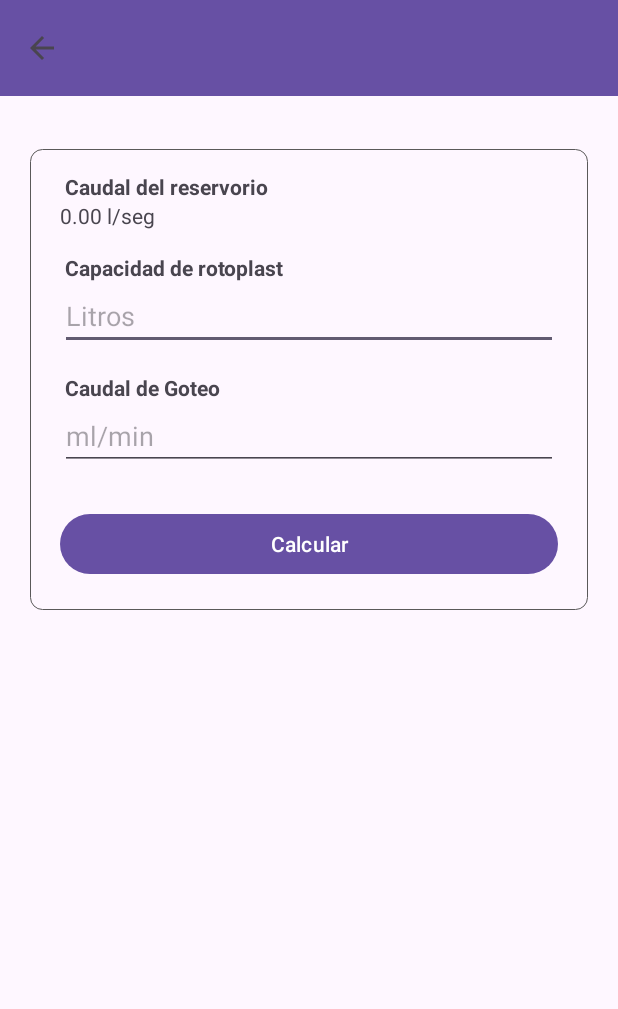
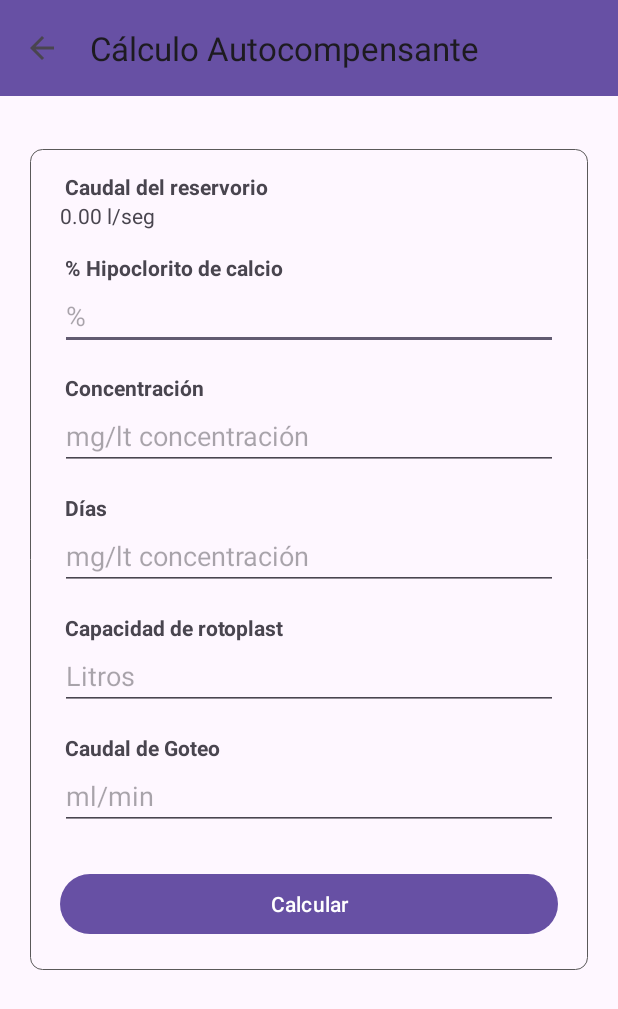
Before and after one commit to alancarlossilvestre/aplicacion_ministerio_de_vivienda_pasco, an Android app: the calculo_autcompensante screen opened directly, with no data from a screen before it, on a phone screen of 412 x 824 dp. Shown: the top 1009 px of the screen. Run offline under Robolectric (Android 15) with nearby library versions, the phone set to English and light mode, and no system bars.

Commit message:
calculo de la solucion madre y diseño de las misma lista

```diff
--- a/app/src/main/java/com/example/mv4/autocompensante/calculo_autcompensante.kt
+++ b/app/src/main/java/com/example/mv4/autocompensante/calculo_autcompensante.kt
@@ -1,20 +1,35 @@
 package com.example.mv4.autocompensante
 
+import android.content.ClipData
+import android.content.ClipboardManager
+import android.content.Context
 import android.content.Intent
 import androidx.appcompat.app.AppCompatActivity
 import android.os.Bundle
+import android.view.View
+import android.widget.Button
+import android.widget.LinearLayout
 import android.widget.TextView
 import androidx.core.content.ContentProviderCompat.requireContext
 import com.example.mv4.R
 import com.example.mv4.calculo_caudalActivity
+import com.google.android.material.textfield.TextInputEditText
 
 class calculo_autcompensante : AppCompatActivity() {
+    private lateinit var inputHipocloritoCalcio: TextInputEditText
+    private lateinit var inputConcentracion: TextInputEditText
+    private lateinit var inputCapacidadRotoPlast: TextInputEditText
+    private lateinit var inputCaudalGoteo: TextInputEditText
+    private lateinit var inputDias: TextInputEditText
+    private lateinit var bntCalcularAutocom: Button
+
+
     override fun onCreate(savedInstanceState: Bundle?) {
         super.onCreate(savedInstanceState)
         setContentView(R.layout.activity_calculo_autcompensante)
 
         // Obtener el título del toolbar del intent
-        val toolbarTitle = intent.getStringExtra("titulo_toolbar")
+        val toolbarTitle = "Cálculo Autocompensante"
 
         // Establecer el título del toolbar
         setSupportActionBar(findViewById(R.id.toolbar))
@@ -29,5 +44,61 @@ class calculo_autcompensante : AppCompatActivity() {
         mostrarValorCaudal.text = "%.2f l/seg".format(resultadoCaudal)
 
 
+        bntCalcularAutocom = findViewById(R.id.btnCalCloracion)
+
+        bntCalcularAutocom.setOnClickListener {
+            calculoAutocompensante(resultadoCaudal)
+        }
+
+
+
     }
+
+    private fun calculoAutocompensante(resultadoCaudal:Double){
+        inputHipocloritoCalcio= findViewById(R.id.inputHipocloritoCalcio)
+        inputConcentracion = findViewById(R.id.inputConcentracion)
+        inputCapacidadRotoPlast = findViewById(R.id.inputCapcidadRotoplast)
+        inputCaudalGoteo = findViewById(R.id.inputCaudalGoteo)
+        inputDias =  findViewById(R.id.inputDías)
+        val caudalReservorio = findViewById<TextView>(R.id.caudalRecibido)
+        val viewResolucionMadre = findViewById<TextView>(R.id.resolucionMadre)
+
+
+        val hipcocloritoC = inputHipocloritoCalcio.text.toString().toFloat()
+        val concentracion = inputConcentracion.text.toString().toFloat()
+        val capacidadRP = inputCapacidadRotoPlast.text.toString().toFloat()
+        val caudalGoteo = inputCaudalGoteo.text.toString().toFloat()
+       // val caudalResevorio = caudalReservorio.text.toString().toFloat()
+        val dias = inputDias.text.toString().toFloat()
+        val diasT= dias*86400
+
+
+        val resultadoSolucionMadre = (dias*((resultadoCaudal*diasT)*concentracion/(10*hipcocloritoC)))*1000*1000*hipcocloritoC/100
+
+        viewResolucionMadre.text = "Concentración de la solución madre: \n %.2f ".format(resultadoSolucionMadre)
+
+        mostrarLinear()
+        ocultarTecladoUI.ocultarTeclado(this)
+
+
+        val btnCopy = findViewById<Button>(R.id.botonCopiarCloracion)
+        btnCopy.setOnClickListener {
+            val clipboard = getSystemService(Context.CLIPBOARD_SERVICE) as ClipboardManager
+            val text = "***********\n${viewResolucionMadre.text}\n\n***********\n"
+            clipboard.setPrimaryClip(ClipData.newPlainText("text", text))
+        }
+
+    }
+    private var linearLayoutVisible = true
+    fun mostrarLinear(){
+        val myLinearLayout = findViewById<LinearLayout>(R.id.linearCloracion)
+        if (linearLayoutVisible) { // comprobar si el layout está visible
+            myLinearLayout.visibility = View.VISIBLE
+            linearLayoutVisible = true // cambiar el estado del layout a invisible
+        } else {
+            myLinearLayout.visibility = View.GONE
+        }
+    }
+
+
 }
--- a/app/src/main/res/layout/activity_calculo_autcompensante.xml
+++ b/app/src/main/res/layout/activity_calculo_autcompensante.xml
@@ -12,6 +12,7 @@
         android:layout_width="match_parent"
         android:layout_height="?attr/actionBarSize"
         android:background="?attr/colorPrimary"
+        app:title="Cálculo Autocompensante"
         android:title="@string/app_name" />
     <ScrollView
         android:layout_width="match_parent"
@@ -33,6 +34,7 @@
                 >
 
                 <TextView
+
                     android:layout_width="match_parent"
                     android:layout_height="match_parent"
                     android:text="Caudal del reservorio"
@@ -50,6 +52,57 @@
                     android:layout_marginRight="10dp"
                     android:layout_marginBottom="15dp"
                     />
+                <TextView
+                    android:layout_width="match_parent"
+                    android:layout_height="match_parent"
+                    android:text="% Hipoclorito de calcio"
+                    android:textStyle="bold"
+                    android:layout_marginLeft="13dp"
+                    />
+                <com.google.android.material.textfield.TextInputEditText
+                    android:id="@+id/inputHipocloritoCalcio"
+                    android:layout_width="match_parent"
+                    android:layout_height="wrap_content"
+                    android:layout_marginLeft="10dp"
+                    android:layout_marginRight="10dp"
+                    android:layout_marginBottom="15dp"
+                    android:inputType="number"
+                    android:hint="%" />
+
+                <TextView
+                    android:layout_width="match_parent"
+                    android:layout_height="match_parent"
+                    android:text="Concentración"
+                    android:textStyle="bold"
+                    android:layout_marginLeft="13dp"
+                    />
+                <com.google.android.material.textfield.TextInputEditText
+                    android:id="@+id/inputConcentracion"
+                    android:layout_width="match_parent"
+                    android:layout_height="wrap_content"
+                    android:layout_marginLeft="10dp"
+                    android:layout_marginRight="10dp"
+                    android:layout_marginBottom="15dp"
+                    android:inputType="number"
+                    android:hint="mg/lt concentración" />
+
+                <TextView
+                    android:layout_width="match_parent"
+                    android:layout_height="match_parent"
+                    android:text="Días"
+                    android:textStyle="bold"
+                    android:layout_marginLeft="13dp"
+                    />
+                <com.google.android.material.textfield.TextInputEditText
+                    android:id="@+id/inputDías"
+                    android:layout_width="match_parent"
+                    android:layout_height="wrap_content"
+                    android:layout_marginLeft="10dp"
+                    android:layout_marginRight="10dp"
+                    android:layout_marginBottom="15dp"
+                    android:inputType="number"
+                    android:hint="mg/lt concentración" />
+
 
                 <TextView
                     android:layout_width="match_parent"
@@ -59,7 +112,7 @@
                     android:layout_marginLeft="13dp"
                     />
                 <com.google.android.material.textfield.TextInputEditText
-                    android:id="@+id/inputCapRoto"
+                    android:id="@+id/inputCapcidadRotoplast"
                     android:layout_width="match_parent"
                     android:layout_height="wrap_content"
                     android:layout_marginLeft="10dp"
@@ -87,7 +140,7 @@
 
 
                 <Button
-                    android:id="@+id/botonCalAutocom"
+                    android:id="@+id/btnCalCloracion"
                     android:layout_width="match_parent"
                     android:layout_height="wrap_content"
                     android:layout_margin="10dp"
@@ -96,7 +149,7 @@
             </LinearLayout>
 
             <LinearLayout
-                android:id="@+id/linearResultadocaudal"
+                android:id="@+id/linearCloracion"
                 android:layout_marginTop="10dp"
                 android:layout_width="match_parent"
                 android:layout_height="wrap_content"
@@ -109,17 +162,15 @@
 
 
                 <TextView
-                    android:id="@+id/resultadoTiempoPromedio"
+                    android:id="@+id/resolucionMadre"
                     android:layout_width="match_parent"
                     android:layout_height="wrap_content"
+                    android:gravity="center"
                     android:textAlignment="center"
-                    android:gravity="center"
+                    android:textSize="15dp"
                     android:textStyle="bold"
-                    android:textSize="15dp"
 
                     />
-
-
 
                 <LinearLayout
                     android:layout_width="match_parent"
@@ -137,7 +188,7 @@
                         android:scaleType="fitCenter" />
 
                     <Button
-                        android:id="@+id/botonCopiarcaudal"
+                        android:id="@+id/botonCopiarCloracion"
                         android:layout_width="40dp"
                         android:layout_height="40dp"
                         android:background="@drawable/circle_border"
@@ -150,7 +201,17 @@
 
 
                 <TextView
-                    android:id="@+id/resultadoCaudal"
+                    android:id="@+id/duracionDeltanqueRotoplast"
+                    android:layout_width="match_parent"
+                    android:layout_height="wrap_content"
+                    android:textAlignment="center"
+                    android:gravity="center"
+                    android:textStyle="bold"
+                    android:textSize="15dp"
+                    android:layout_marginBottom="10dp"
+                    />
+                <TextView
+                    android:id="@+id/concentracionDeLaSolucionMadre"
                     android:layout_width="match_parent"
                     android:layout_height="wrap_content"
                     android:textAlignment="center"
@@ -160,6 +221,7 @@
                     android:layout_marginBottom="10dp"
                     />
 
+
             </LinearLayout>
         </LinearLayout>
 
--- a/app/src/main/res/layout/activity_calculo_caudal.xml
+++ b/app/src/main/res/layout/activity_calculo_caudal.xml
@@ -15,6 +15,7 @@
         android:layout_width="match_parent"
         android:layout_height="?attr/actionBarSize"
         android:background="?attr/colorPrimary"
+        app:title="Cálculo Caudal"
         android:title="@string/app_name" />
     <ScrollView
         android:layout_width="match_parent"
```
